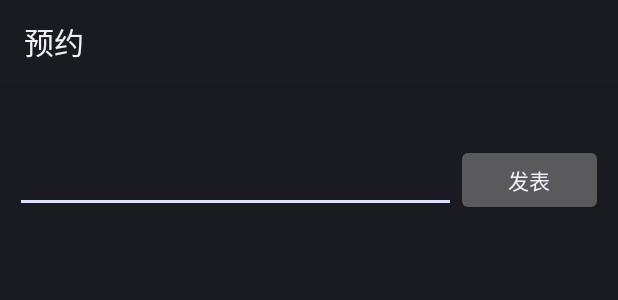
After one commit to yierear/android, an Android app: the layout activity_comment.xml on its own in the app's theme, with its tools: preview values and no code run, on a phone screen of 412 x 824 dp. The commit adds this screen. Shown: the top 300 px of the screen. Run offline under Robolectric (Android 15) with nearby library versions, the phone set to English and light mode, and no system bars.

Commit message:
comment
taolun改为comment

```diff
--- a/finnal/app/src/main/AndroidManifest.xml
+++ b/finnal/app/src/main/AndroidManifest.xml
@@ -35,7 +35,7 @@
             android:name=".wode"
             android:exported="false" />
         <activity
-            android:name=".taolun"
+            android:name=".comment"
             android:exported="false" />
         <activity
             android:name=".yuyuexuanze"
--- /dev/null
+++ b/finnal/app/src/main/res/layout/activity_comment.xml
@@ -0,0 +1,38 @@
+<?xml version="1.0" encoding="utf-8"?>
+<LinearLayout xmlns:android="http://schemas.android.com/apk/res/android"
+    xmlns:app="http://schemas.android.com/apk/res-auto"
+    xmlns:tools="http://schemas.android.com/tools"
+    android:layout_width="match_parent"
+    android:layout_height="match_parent"
+    tools:context=".comment"
+    android:layout_marginLeft="10dp"
+    android:layout_marginRight="10dp"
+    android:layout_marginTop="20dp"
+    android:orientation="vertical">
+    <ListView
+        android:id="@+id/myListview"
+        android:layout_width="match_parent"
+        android:layout_height="wrap_content"></ListView>
+
+    <LinearLayout
+        android:layout_width="match_parent"
+        android:layout_height="wrap_content"
+        android:orientation="horizontal"
+        android:paddingTop="20dp">
+
+        <EditText
+            android:id="@+id/xiepinglun"
+            android:layout_width="0dp"
+            android:layout_height="wrap_content"
+            android:layout_weight="3"
+            android:gravity="center"/>
+        <Button
+            android:id="@+id/insert"
+            android:layout_width="0dp"
+            android:layout_height="wrap_content"
+            android:layout_weight="1"
+            android:text="发表"/>
+
+    </LinearLayout>
+
+</LinearLayout>
```
Also changed, not shown: finnal/app/src/main/java/com/example/finnal/MainActivity.java (+4 -6 lines), finnal/app/src/main/java/com/example/finnal/comment.java (renamed from finnal/app/src/main/java/com/example/finnal/taolun.java, +12 -14 lines), finnal/app/src/main/res/layout/activity_main.xml (+42 -13 lines), finnal/app/src/main/res/drawable/comment.png (renamed from finnal/app/src/main/res/drawable/taolun.png).
